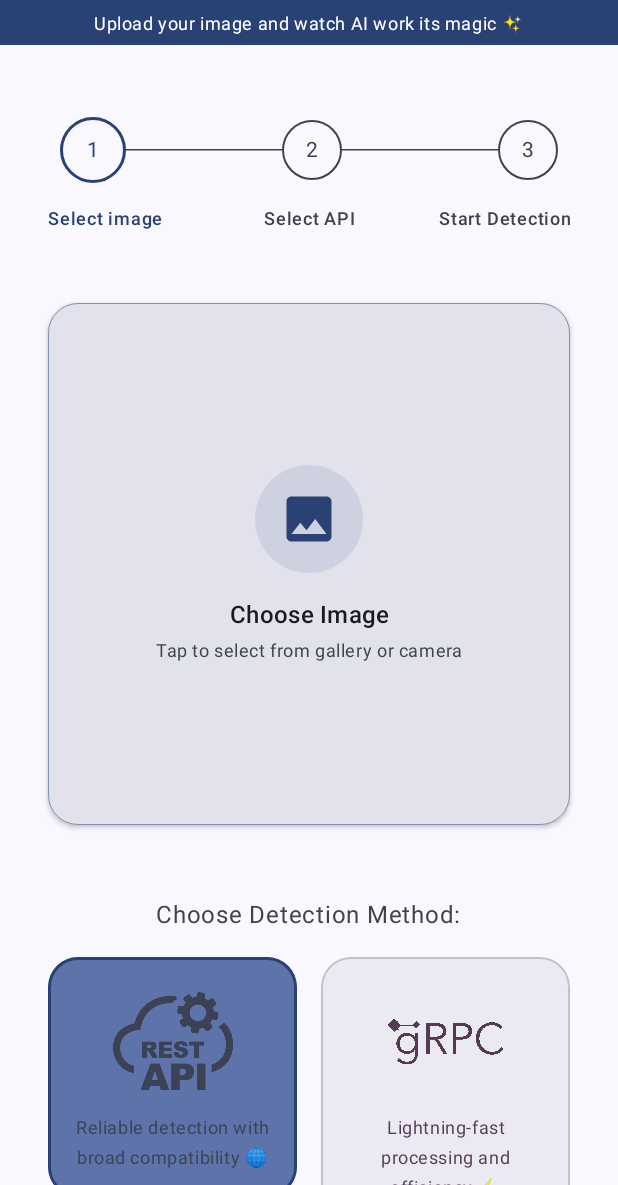
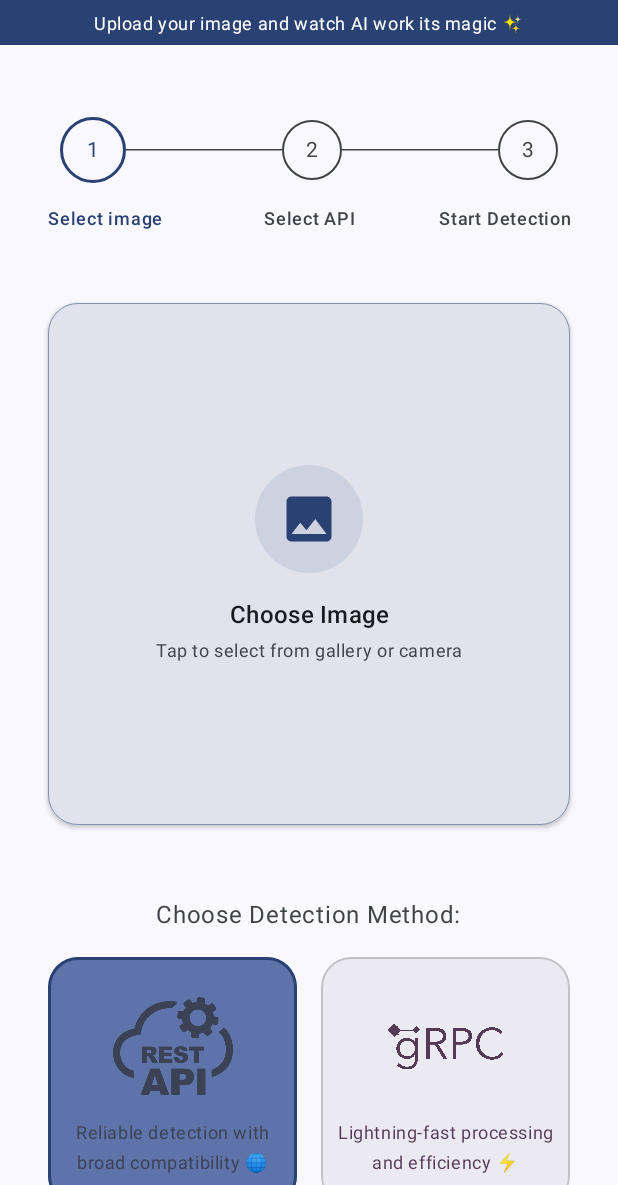
Before and after one commit to medaich/Object-Detector, an Android app built with Jetpack Compose: the screen it shows after launch (MainActivity), on a phone screen of 412 x 824 dp, the part 51-1236 px from its top. Run offline under Robolectric (Android 15) with nearby library versions, the phone set to English and light mode, and no system bars; our stand-ins replace accompanist.

Commit message:
Fix UI issues with API card

```diff
--- a/app/src/main/java/com/example/objectdetector/ui/components/ApiSelector.kt
+++ b/app/src/main/java/com/example/objectdetector/ui/components/ApiSelector.kt
@@ -7,10 +7,12 @@ import androidx.compose.foundation.layout.Arrangement
 import androidx.compose.foundation.layout.Box
 import androidx.compose.foundation.layout.Column
 import androidx.compose.foundation.layout.Row
+import androidx.compose.foundation.layout.aspectRatio
 import androidx.compose.foundation.layout.fillMaxWidth
+import androidx.compose.foundation.layout.height
+import androidx.compose.foundation.layout.heightIn
 import androidx.compose.foundation.layout.padding
 import androidx.compose.foundation.layout.size
-import androidx.compose.foundation.shape.RoundedCornerShape
 import androidx.compose.material3.Icon
 import androidx.compose.material3.MaterialTheme
 import androidx.compose.material3.Text
@@ -21,7 +23,6 @@ import androidx.compose.ui.draw.clip
 import androidx.compose.ui.res.dimensionResource
 import androidx.compose.ui.res.painterResource
 import androidx.compose.ui.res.stringResource
-import androidx.compose.ui.text.font.FontWeight
 import androidx.compose.ui.text.style.TextAlign
 import androidx.compose.ui.unit.dp
 import androidx.compose.ui.unit.sp
@@ -49,6 +50,7 @@ fun ApiSelector(
 
         Row(
             horizontalArrangement = Arrangement.spacedBy(dimensionResource(R.dimen.medium)),
+            verticalAlignment = Alignment.CenterVertically,
             modifier = Modifier.fillMaxWidth()
         ) {
             apiList.forEachIndexed { index, option ->
@@ -76,7 +78,9 @@ fun ApiSelector(
                         .clickable {
                                 onApiSelected(index)
                         }
-                        .padding(16.dp)
+                        .padding(dimensionResource(R.dimen.small))
+                        .heightIn(max = dimensionResource(R.dimen.max_api_card))
+                        .aspectRatio(1f)
                 ) {
                     Column(
                         horizontalAlignment = Alignment.CenterHorizontally,
--- a/app/src/main/res/values/dimens.xml
+++ b/app/src/main/res/values/dimens.xml
@@ -34,6 +34,7 @@
     <dimen name="max_width">700dp</dimen>
     <dimen name="min_width">360dp</dimen>
     <dimen name="step_label_width">100.dp</dimen>
+    <dimen name="max_api_card">150dp</dimen>
 
 
 </resources>
```
